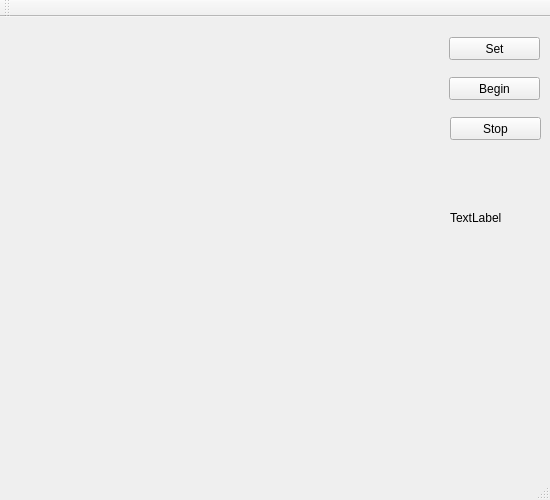
The window that mainwindow.ui (Terranlee/Realtime_EVM) describes before a commit, drawn with Qt 5.
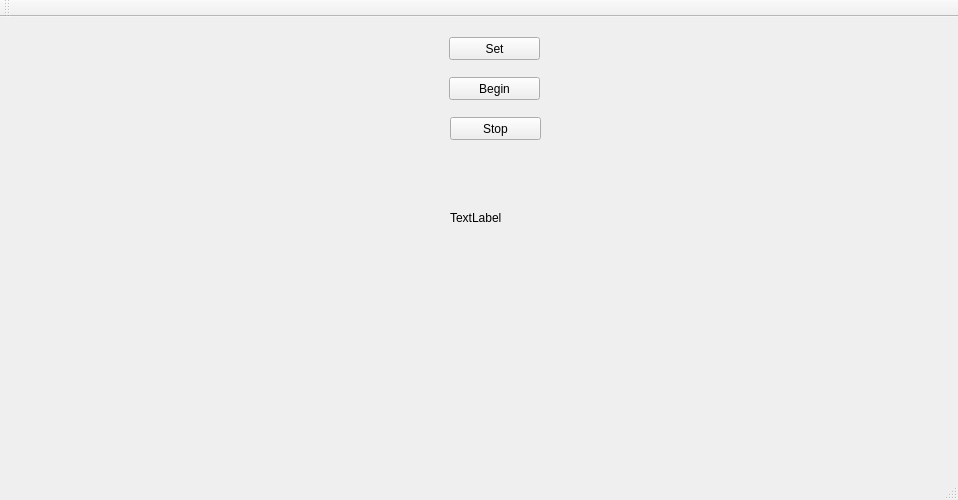
The same window after the commit.

What changed in the file:
```diff
--- a/mainwindow.ui
+++ b/mainwindow.ui
@@ -6,7 +6,7 @@
    <rect>
     <x>0</x>
     <y>0</y>
-    <width>550</width>
+    <width>958</width>
     <height>500</height>
    </rect>
   </property>
@@ -79,6 +79,19 @@
      <string>Stop</string>
     </property>
    </widget>
+   <widget class="QLabel" name="show_area_4">
+    <property name="geometry">
+     <rect>
+      <x>560</x>
+      <y>30</y>
+      <width>350</width>
+      <height>350</height>
+     </rect>
+    </property>
+    <property name="text">
+     <string/>
+    </property>
+   </widget>
   </widget>
   <widget class="QMenuBar" name="menuBar">
    <property name="geometry">
```
Left out of the diff: 2 changed lines with no effect on the pictures.
